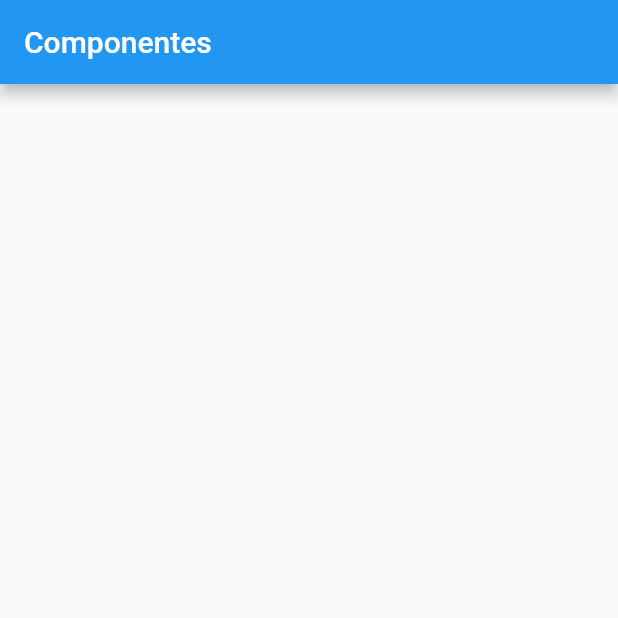
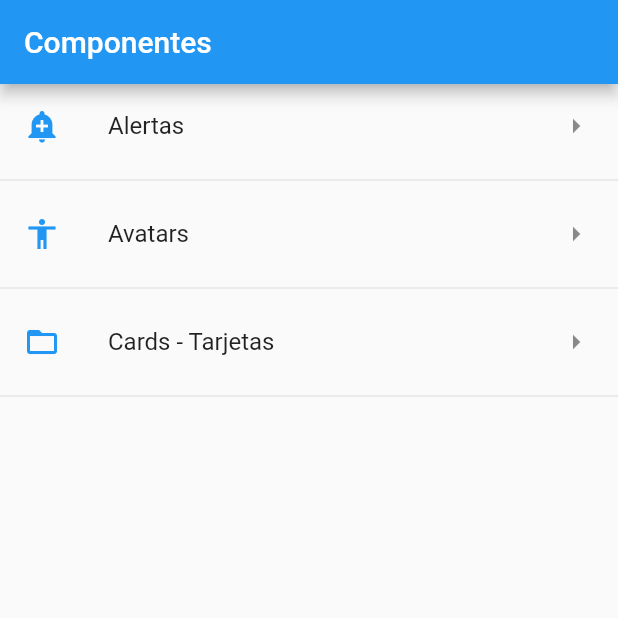
Before and after one commit to pablocandela/Ejercicios-Flutter, a Flutter app: the screen it shows after launch, on a phone screen of 412 x 824 dp, the top half of it. Run offline on Flutter 3.47's test engine with Material 2 defaults, Android fonts, the phone set to English and light mode, and no system bars.

Commit message:
Agregada navegación entre paginas

```diff
--- a/widgets/data/menu_opts.json
+++ b/widgets/data/menu_opts.json
@@ -1,5 +1,5 @@
 {
-    "nombreApp" : "Componentes",
+    "nombreApp" : "Widgets",
     "rutas" : [
         {
             "ruta" : "alert",
--- a/widgets/lib/main.dart
+++ b/widgets/lib/main.dart
@@ -1,5 +1,7 @@
 import 'package:flutter/material.dart';
-import 'package:widgets/src/pages/home_page.dart';
+
+import 'package:widgets/src/pages/alert_page.dart';
+import 'package:widgets/src/routes/routes.dart';
 
 
 
@@ -9,7 +11,16 @@ class MyApp extends StatelessWidget {
   @override
   Widget build(BuildContext context) {
     return MaterialApp(
-      home: HomePage(),
+      //home: HomePage(),
+      initialRoute: "/", //La ruta que va a tomar cuando se inicia la aplicación.
+      routes: getAplicationRoutes(),
+      //Cuando se llama una ruta no definida se
+      //disparan las intrucciones de la función.
+      onGenerateRoute: (RouteSettings settings){
+        return MaterialPageRoute(
+          builder: (BuildContext context) => AlertPage(),
+        );
+      },
     );
   }
 }
--- a/widgets/lib/src/pages/home_page.dart
+++ b/widgets/lib/src/pages/home_page.dart
@@ -1,4 +1,7 @@
 import 'package:flutter/material.dart';
+import 'package:widgets/src/pages/alert_page.dart';
+import 'package:widgets/src/providers/menu_provider.dart';
+import 'package:widgets/src/utils/icon_string_util.dart';
 
 class HomePage extends StatelessWidget{
 
@@ -14,13 +17,39 @@ class HomePage extends StatelessWidget{
 
   //Metodo que regresa un ListView con los elementos de la lista.
   Widget _createListView() {
-    return ListView(
-      children: _createListTitle(),
+    return FutureBuilder(
+      future: menuProvider.loadData(),
+      initialData: [],
+      builder: (BuildContext context, AsyncSnapshot<List<dynamic>>  snapshot) {
+       return ListView(
+         children: _listItems(snapshot.data, context),
+       );
+      },
     );
   }
 
   //Metodo que regresa una lista con los hijos de un textView.
-  List<Widget> _createListTitle() {
-    return [];
+  List<Widget> _listItems(dynamic listData, BuildContext context) {
+    List<Widget> items = [];
+    for(var item in listData){
+      items.add(ListTile(
+        title: Text(item["texto"]),
+        leading: getIcon(item["icon"]),
+        trailing: Icon(Icons.arrow_right),
+        onTap: (){
+          //Se crea una ruta que apunta a la pagina AlertPage;
+          /*final route = MaterialPageRoute(
+            builder: (context){
+              return AlertPage();
+            }
+          );
+          Navigator.push(context, route);*/
+
+          Navigator.pushNamed(context, item["ruta"]);
+        },
+      ));
+      items.add(Divider());
+    }
+    return items;
   }
 }
--- /dev/null
+++ b/widgets/lib/src/routes/routes.dart
@@ -0,0 +1,15 @@
+import 'package:flutter/material.dart';
+
+import 'package:widgets/src/pages/alert_page.dart';
+import 'package:widgets/src/pages/avatar_page.dart';
+import 'package:widgets/src/pages/home_page.dart';
+
+Map<String, WidgetBuilder> getAplicationRoutes() {
+  Map<String, WidgetBuilder> routes = {//Diccionario de rutas de la apĺicación.
+  "/" : (BuildContext context) => HomePage(),
+  "alert" : (BuildContext context) => AlertPage(),
+  "avatar" : (BuildContext context) => AvatarPage(),
+  };
+
+  return routes;
+}
--- /dev/null
+++ b/widgets/lib/src/utils/icon_string_util.dart
@@ -0,0 +1,13 @@
+import 'package:flutter/material.dart';
+
+  //Dicionario que mapea cadenas a iconos.
+  final _icons = <String,IconData> {
+    "add_alert" : Icons.add_alert,
+    "accessibility" : Icons.accessibility,
+    "folder_open" : Icons.folder_open,
+  };
+
+  //Metodo que obtiene un Icon a partir del nombre del icono que recibe.
+  Icon getIcon(String iconName){
+    return Icon(_icons[iconName], color: Colors.blue,);
+  }
--- a/widgets/pubspec.yaml
+++ b/widgets/pubspec.yaml
@@ -45,8 +45,8 @@ flutter:
   uses-material-design: true
 
   # To add assets to your application, add an assets section, like this:
-  # assets:
-  #   - images/a_dot_burr.jpeg
+  assets:
+    - data/menu_opts.json
   #   - images/a_dot_ham.jpeg
 
   # An image asset can refer to one or more resolution-specific "variants", see
```
Also changed, not shown: widgets/lib/src/pages/alert_page.dart (added, +15 -0 lines), widgets/lib/src/pages/avatar_page.dart (added, +15 -0 lines), widgets/lib/src/providers/menu_provider.dart (added, +22 -0 lines).
